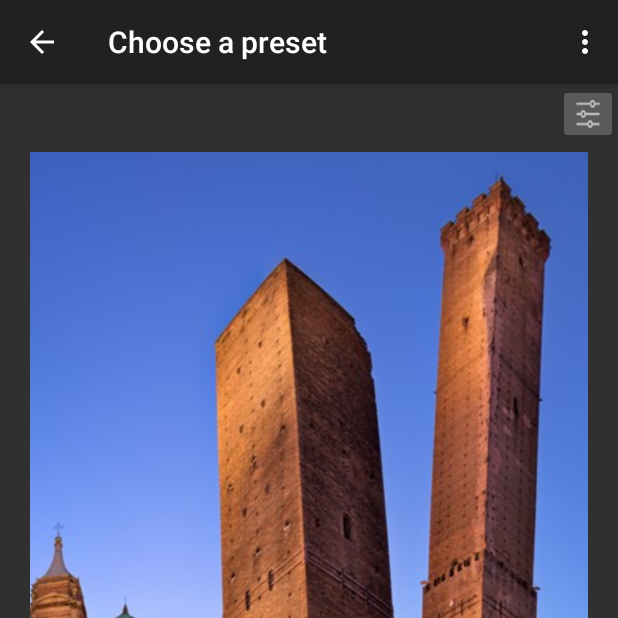
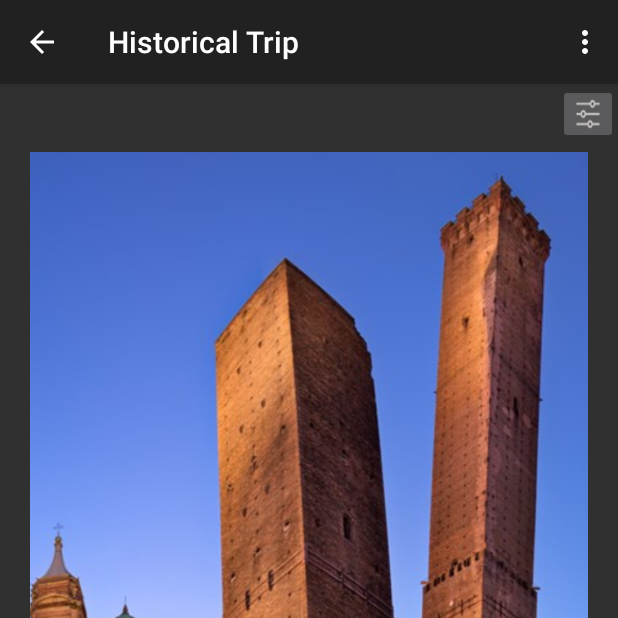
Before and after one commit to fgrillo21/OSP_BusStop_MIT, an Android app: the PresetActivity screen opened directly, with no data from a screen before it, on a phone screen of 412 x 824 dp, the top half of it. Run offline under Robolectric (Android 15) with nearby library versions, the phone set to English and light mode, and no system bars.

Commit message:
Cambiate label e stringhe nell'interfaccia.

```diff
--- a/opentripplanner-android/src/main/java/busstop/customtrip/ui/PresetActivity.java
+++ b/opentripplanner-android/src/main/java/busstop/customtrip/ui/PresetActivity.java
@@ -32,6 +32,7 @@ public class PresetActivity extends AppCompatActivity {
     CustomTrip customTrip;
     String fromActivity;
     Button button;
+    TextView tTitle;
 
     private int dotscount;
     private ImageView[] dots;
@@ -56,9 +57,10 @@ public class PresetActivity extends AppCompatActivity {
     protected void onCreate(Bundle savedInstanceState) {
         super.onCreate(savedInstanceState);
 
-        ActionBar actionBar = getSupportActionBar();
+        final ActionBar actionBar = getSupportActionBar();
         if (actionBar != null) {
             actionBar.setDisplayHomeAsUpEnabled(true);
+            actionBar.setTitle(R.string.preset_title_historic);
         }
 
         setContentView(R.layout.activity_preset);
@@ -66,6 +68,7 @@ public class PresetActivity extends AppCompatActivity {
         /* Get here the info about custom trip*/
         Intent intent = getIntent();
         fromActivity = (String) intent.getSerializableExtra("fromActivity");
+
         if(fromActivity == null) {
             /* solo la prima volta che si arriva in questa activity il custom trip viene inizializzato con i valori di default */
             customTrip = CustomTrip.getCustomTripDefaultValues();
@@ -75,8 +78,9 @@ public class PresetActivity extends AppCompatActivity {
         }
 
         layout_dot = findViewById(R.id.layout_dot);
-        viewPager = findViewById(R.id.viewpager);
-        button = findViewById(R.id.button_choose);
+        viewPager  = findViewById(R.id.viewpager);
+        button     = findViewById(R.id.button_choose);
+
         PresetPagerAdapter adapter = new PresetPagerAdapter(getApplicationContext(),imageId);
         viewPager.setAdapter(adapter);
         viewPager.setPageMargin(60);
@@ -110,27 +114,31 @@ public class PresetActivity extends AppCompatActivity {
                 dots[position].setImageDrawable(ContextCompat.getDrawable(getApplicationContext(), R.drawable.active_dot));
 
                 /* Initialization different descriptions related to different sections */
-                final TextView myTitleText = findViewById(R.id.myTitle);
+                final TextView myTitleText = findViewById(R.id.myDescription);
                 switch (position) {
                     default:
                     case 0: {
                         myTitleText.setText(R.string.description_monuments);
                         button.setText(R.string.choose);
+                        actionBar.setTitle(R.string.preset_title_historic);
                         break;
                     }
                     case 1: {
                         myTitleText.setText(R.string.description_greenareas);
                         button.setText(R.string.choose);
+                        actionBar.setTitle(R.string.preset_title_green);
                         break;
                     }
                     case 2: {
                         myTitleText.setText(R.string.description_openspaces);
                         button.setText(R.string.choose);
+                        actionBar.setTitle(R.string.preset_title_open);
                         break;
                     }
                     case 3: {
                         myTitleText.setText(R.string.description_choose_percentage);
                         button.setText(R.string.customize);
+                        actionBar.setTitle(R.string.preset_title_custom);
                     }
                 }
             }
--- a/opentripplanner-android/src/main/res/layout/activity_intro.xml
+++ b/opentripplanner-android/src/main/res/layout/activity_intro.xml
@@ -29,7 +29,8 @@
             android:text="Benvenuto in BusStop"
             android:textSize="18sp"
             android:layout_weight="0"
-            android:gravity="center_horizontal"/>
+            android:gravity="center_horizontal"
+            android:textColor="@color/sysWhite"/>
 
         <TextView
             android:layout_weight="0"
--- a/opentripplanner-android/src/main/res/layout/activity_preset.xml
+++ b/opentripplanner-android/src/main/res/layout/activity_preset.xml
@@ -13,12 +13,14 @@
         android:layout_width="match_parent"
         android:layout_height="40dp"
         android:gravity="end"
+        android:weightSum="1"
         android:orientation="horizontal">
 
         <ImageButton
             android:id="@+id/filter_button"
             android:layout_width="40dp"
             android:layout_height="40dp"
+            android:layout_weight="0"
             android:src="?attr/filter_icon"
             android:onClick="filter"
             android:scaleType="fitXY"
@@ -47,7 +49,7 @@
         android:paddingTop="5dp">
 
         <TextView
-            android:id="@+id/myTitle"
+            android:id="@+id/myDescription"
             android:layout_width="fill_parent"
             android:layout_height="fill_parent"
             android:gravity="center"
--- a/opentripplanner-android/src/main/res/layout/custom_slider_test.xml
+++ b/opentripplanner-android/src/main/res/layout/custom_slider_test.xml
@@ -38,7 +38,7 @@
 
         <TextView
             android:layout_span="3"
-            android:id="@+id/myTitle"
+            android:id="@+id/myDescription"
             android:layout_width="fill_parent"
             android:layout_height="fill_parent"
             android:gravity="center"
--- a/opentripplanner-android/src/main/res/layout/seek_bar.xml
+++ b/opentripplanner-android/src/main/res/layout/seek_bar.xml
@@ -70,7 +70,7 @@
 
             <TextView
                 android:layout_span="3"
-                android:id="@+id/myTitle"
+                android:id="@+id/myDescription"
                 android:layout_width="fill_parent"
                 android:layout_height="fill_parent"
                 android:gravity="center"
--- a/opentripplanner-android/src/main/res/values/strings.xml
+++ b/opentripplanner-android/src/main/res/values/strings.xml
@@ -611,4 +611,9 @@ WITHOUT WARRANTIES OR CONDITIONS OF ANY KIND, either express or implied."</strin
     <string name="intro_filter_1">And don\'t forget to tap the \"Filter\" icon to refine your search</string>
     <string name="slider_subtitle">Customize the amount of features in the trip search</string>
     <string name="search">Search itineraries</string>
+    <string name="customize">Customize</string>
+    <string name="preset_title_historic">Historical Trip</string>
+    <string name="preset_title_green">Greenn Trip</string>
+    <string name="preset_title_open">Open Trip</string>
+    <string name="preset_title_custom">Custom Trip</string>
 </resources>
```
Also changed, not shown: 1 other file.
